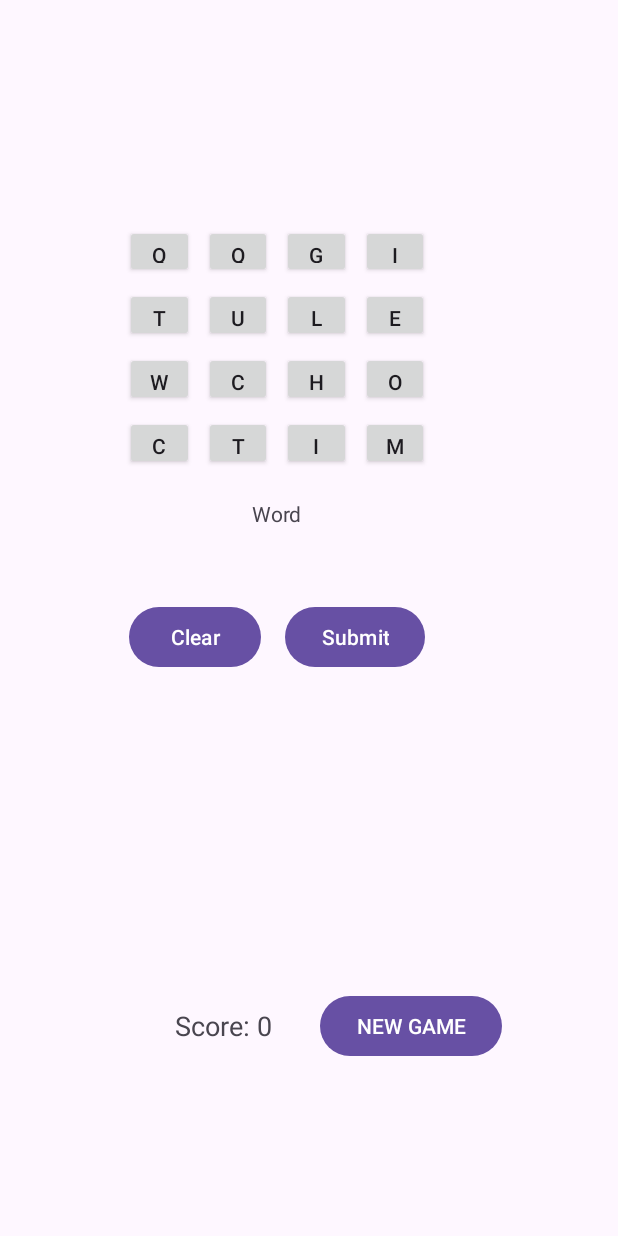
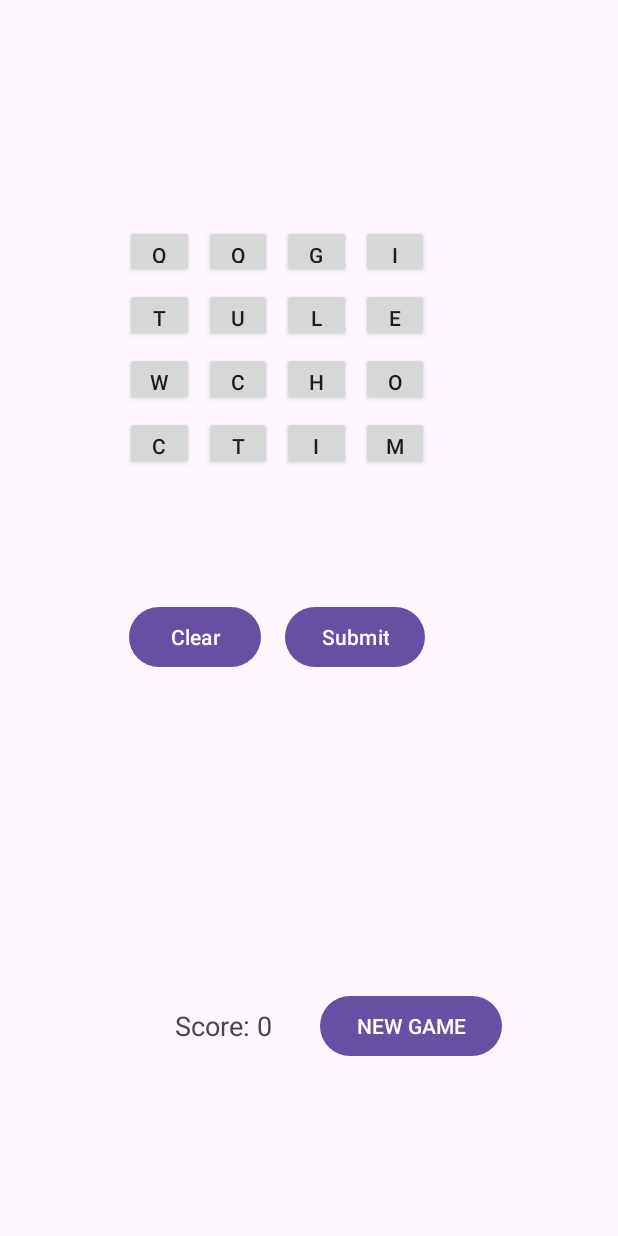
Before and after one commit to sarahhkhann/SarahKhan-BoggleApp, an Android app: the screen it shows after launch (MainActivity), after a tap on "Clear", on a phone screen of 412 x 824 dp. Run offline under Robolectric (Android 15) with nearby library versions, the phone set to English and light mode, and no system bars.

Commit message:
user can make a word

```diff
--- a/app/src/main/java/com/example/sarahkhan_boggleapp/LettersFragment.kt
+++ b/app/src/main/java/com/example/sarahkhan_boggleapp/LettersFragment.kt
@@ -8,29 +8,35 @@ import android.view.View
 import android.view.ViewGroup
 import android.widget.Button
 import android.widget.GridLayout
+import android.widget.TextView
+import android.widget.Toast
 import kotlin.random.Random
 
 
 class LettersFragment : Fragment() {
 
     private lateinit var lettersGrid: GridLayout
+    private var selectedLetters = StringBuilder()
+    private lateinit var wordtext: TextView
 
     override fun onCreateView(
         inflater: LayoutInflater, container: ViewGroup?,
         savedInstanceState: Bundle?
     ): View? {
-        // Inflate the layout for this fragment
         val view = inflater.inflate(R.layout.fragment_letters, container, false)
 
         lettersGrid = view.findViewById(R.id.lettersGrid)
+        wordtext = view.findViewById(R.id.wordguess)
+
         initializeGrid(view)
 
-        view.findViewById<Button>(R.id.clearButton).setOnClickListener {
-            // Clear selection logic here
+
+        view.findViewById<Button>(R.id.submitButton).setOnClickListener {
         }
 
-        view.findViewById<Button>(R.id.submitButton).setOnClickListener {
-            // Submit word logic here
+        val clearButton = view.findViewById<Button>(R.id.clearButton)
+        clearButton.setOnClickListener {
+            clearSelection()
         }
 
         return view
@@ -76,9 +82,9 @@ class LettersFragment : Fragment() {
                 }
 
                 val letterButton = Letter(button, row, col)
-                //button.setOnClickListener {
-                    //onLetterButtonClick(letterButton)
-                //}
+                button.setOnClickListener {
+                    onLetterButtonClick(letterButton)
+                }
 
                 (gridLetters as MutableList<Letter>).add(letterButton)
 
@@ -87,5 +93,43 @@ class LettersFragment : Fragment() {
         }
     }
 
+    private var lastSelectedLetter: Letter? = null
+
+    private fun onLetterButtonClick(selectedLetter: Letter) {
+        if (selectedLetter.isSelected) {
+            Toast.makeText(context, "This letter is already selected.", Toast.LENGTH_SHORT).show()
+            return
+        }
+
+        if (lastSelectedLetter == null || checkAdjacent(lastSelectedLetter!!, selectedLetter)) {
+            selectedLetter.isSelected = true
+            selectedLetter.button.isEnabled = false
+            lastSelectedLetter = selectedLetter
+            selectedLetters.append(selectedLetter.button.text)
+            wordtext.text = selectedLetters.toString()
+        } else {
+            Toast.makeText(context, "Invalid entry. Please choose an adjacent letter.", Toast.LENGTH_SHORT).show()
+        }
+    }
+
+    private fun checkAdjacent(lastSelected: Letter, newSelected: Letter): Boolean {
+        val rowDiff = Math.abs(lastSelected.row - newSelected.row)
+        val colDiff = Math.abs(lastSelected.col - newSelected.col)
+        return rowDiff <= 1 && colDiff <= 1
+    }
+
+    private fun clearSelection() {
+        selectedLetters.clear()
+        wordtext.text = ""
+
+        gridLetters.forEach { letter ->
+            letter.isSelected = false
+
+            letter.button.isEnabled = true
+
+        }
+
+        lastSelectedLetter = null
+    }
 
 }
--- a/app/src/main/java/com/example/sarahkhan_boggleapp/MainActivity.kt
+++ b/app/src/main/java/com/example/sarahkhan_boggleapp/MainActivity.kt
@@ -10,12 +10,10 @@ class MainActivity : AppCompatActivity(), ScoreFragment.OnNewGameRequestedListen
         setContentView(R.layout.activity_main)
 
         if (savedInstanceState == null) {
-            // Add MainGameplayFragment
             supportFragmentManager.beginTransaction()
                 .replace(R.id.lettersfragment, LettersFragment())
                 .commit()
 
-            // Add ScoreResetFragment
             supportFragmentManager.beginTransaction()
                 .replace(R.id.scorefragment, ScoreFragment())
                 .commit()
--- a/app/src/main/res/layout/fragment_letters.xml
+++ b/app/src/main/res/layout/fragment_letters.xml
@@ -16,8 +16,10 @@
         android:alignmentMode="alignMargins"
         android:columnCount="4"
         android:padding="16dp"
+        android:gravity="center"
+        android:rowCount="4">
 
-        android:rowCount="4"></GridLayout>
+    </GridLayout>
 
     <TextView
         android:layout_width="wrap_content"
```
